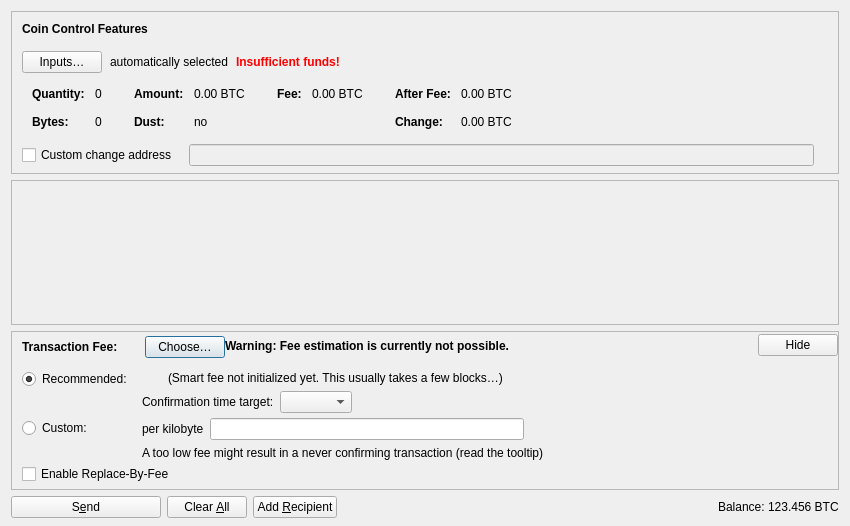
Before: the Qt Designer form src/qt/forms/sendcoinsdialog.ui in GumFruit/cpuchain, drawn with Qt 5.
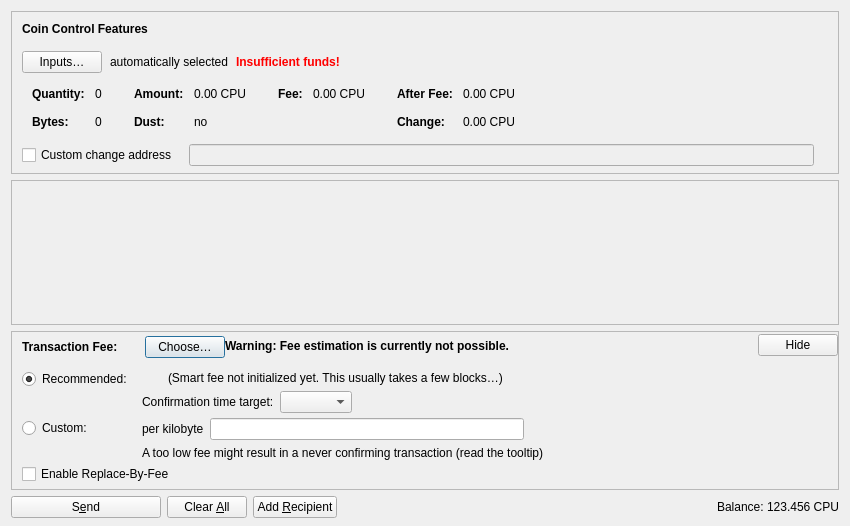
After: the same form once the commit is applied. Icons and pictures are not drawn. Custom widgets are drawn as their Qt base class.

```diff
--- a/src/qt/forms/sendcoinsdialog.ui
+++ b/src/qt/forms/sendcoinsdialog.ui
@@ -324,7 +324,7 @@
                   <enum>Qt::ActionsContextMenu</enum>
                  </property>
                  <property name="text">
-                  <string notr="true">0.00 BTC</string>
+                  <string notr="true">0.00 CPU</string>
                  </property>
                  <property name="textInteractionFlags">
                   <set>Qt::LinksAccessibleByMouse|Qt::TextSelectableByKeyboard|Qt::TextSelectableByMouse</set>
@@ -404,7 +404,7 @@
                   <enum>Qt::ActionsContextMenu</enum>
                  </property>
                  <property name="text">
-                  <string notr="true">0.00 BTC</string>
+                  <string notr="true">0.00 CPU</string>
                  </property>
                  <property name="textInteractionFlags">
                   <set>Qt::LinksAccessibleByMouse|Qt::TextSelectableByKeyboard|Qt::TextSelectableByMouse</set>
@@ -455,7 +455,7 @@
                   <enum>Qt::ActionsContextMenu</enum>
                  </property>
                  <property name="text">
-                  <string notr="true">0.00 BTC</string>
+                  <string notr="true">0.00 CPU</string>
                  </property>
                  <property name="textInteractionFlags">
                   <set>Qt::LinksAccessibleByMouse|Qt::TextSelectableByKeyboard|Qt::TextSelectableByMouse</set>
@@ -484,7 +484,7 @@
                   <enum>Qt::ActionsContextMenu</enum>
                  </property>
                  <property name="text">
-                  <string notr="true">0.00 BTC</string>
+                  <string notr="true">0.00 CPU</string>
                  </property>
                  <property name="textInteractionFlags">
                   <set>Qt::LinksAccessibleByMouse|Qt::TextSelectableByKeyboard|Qt::TextSelectableByMouse</set>
@@ -1214,7 +1214,7 @@
           <cursorShape>IBeamCursor</cursorShape>
          </property>
          <property name="text">
-          <string notr="true">123.456 BTC</string>
+          <string notr="true">123.456 CPU</string>
          </property>
          <property name="textInteractionFlags">
           <set>Qt::LinksAccessibleByMouse|Qt::TextSelectableByKeyboard|Qt::TextSelectableByMouse</set>
```
Left out of the diff: 2 changed lines with no effect on the pictures.
